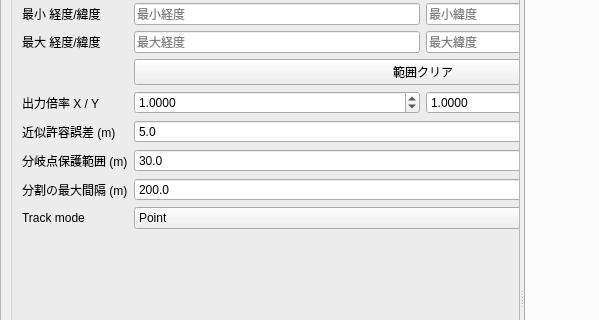
Qt form ui/main_window.ui (Ikumyon/NRClipBuilder) before a commit; both pictures show x 0 to 599 and y 113 to 433 of the 1280 by 820 pixel window.
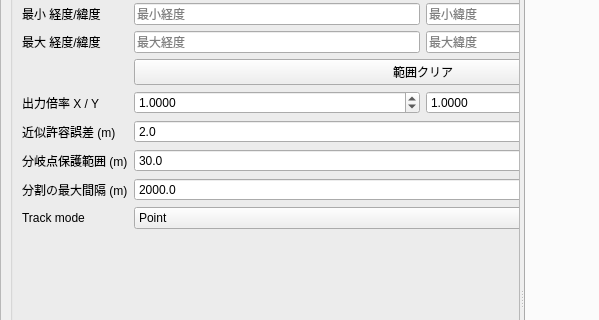
The same form after that commit. The open tabs and pages were chosen to show the change.

The edit to the form file:
```diff
--- a/ui/main_window.ui
+++ b/ui/main_window.ui
@@ -824,7 +824,7 @@
                    <double>0.500000000000000</double>
                   </property>
                   <property name="value">
-                   <double>5.000000000000000</double>
+                   <double>2.000000000000000</double>
                   </property>
                  </widget>
                 </item>
@@ -870,14 +870,14 @@
                    <double>10.000000000000000</double>
                   </property>
                   <property name="maximum">
+                   <double>10000.000000000000000</double>
+                  </property>
+                  <property name="singleStep">
+                   <double>50.000000000000000</double>
+                  </property>
+                  <property name="value">
                    <double>2000.000000000000000</double>
                   </property>
-                  <property name="singleStep">
-                   <double>10.000000000000000</double>
-                  </property>
-                  <property name="value">
-                   <double>200.000000000000000</double>
-                  </property>
                  </widget>
                 </item>
                 <item row="7" column="0">
```
